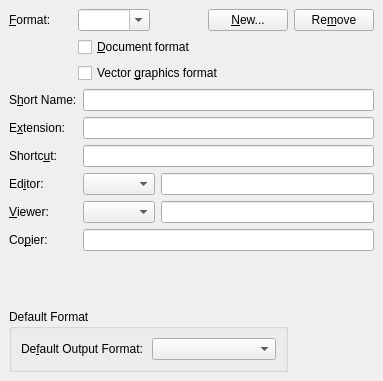
cburschka/lyx, file src/frontends/qt4/ui/PrefFileformatsUi.ui: the form before one commit.
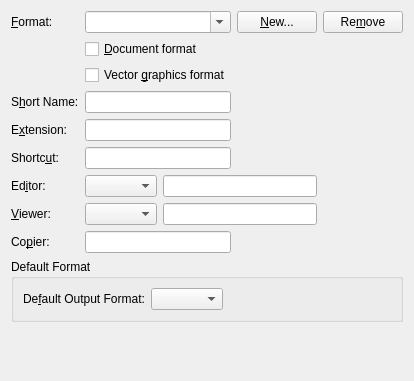
The form after the commit.

```diff
--- a/src/frontends/qt4/ui/PrefFileformatsUi.ui
+++ b/src/frontends/qt4/ui/PrefFileformatsUi.ui
@@ -12,70 +12,64 @@
   <property name="windowTitle" >
    <string/>
   </property>
-  <layout class="QGridLayout" >
-   <property name="margin" >
-    <number>9</number>
-   </property>
-   <property name="spacing" >
-    <number>6</number>
-   </property>
-   <item row="4" column="1" >
-    <spacer>
-     <property name="orientation" >
-      <enum>Qt::Vertical</enum>
+  <layout class="QGridLayout" name="gridLayout">
+   <item row="0" column="0">
+    <widget class="QLabel" name="formatsLA">
+     <property name="text">
+      <string>&amp;Format:</string>
+     </property>
+     <property name="buddy">
+      <cstring>formatsCB</cstring>
+     </property>
+    </widget>
+   </item>
+   <item row="0" column="1" colspan="2">
+    <widget class="QComboBox" name="formatsCB">
+     <property name="editable">
+      <bool>true</bool>
      </property>
-     <property name="sizeHint" >
-      <size>
-       <width>124</width>
-       <height>21</height>
-      </size>
+     <property name="maxVisibleItems">
+      <number>20</number>
      </property>
-    </spacer>
-   </item>
-   <item row="3" column="0" colspan="4" >
-    <layout class="QGridLayout" >
-     <property name="margin" >
-      <number>0</number>
+     <property name="insertPolicy">
+      <enum>QComboBox::InsertAtCurrent</enum>
      </property>
-     <property name="spacing" >
-      <number>6</number>
+     <property name="minimumContentsLength">
+      <number>1</number>
      </property>
-     <item row="1" column="1" >
-      <widget class="QLineEdit" name="extensionED" />
-     </item>
-     <item row="3" column="0" >
-      <widget class="QLabel" name="editorLA" >
-       <property name="text" >
-        <string>Ed&amp;itor:</string>
-       </property>
-       <property name="buddy" >
-        <cstring>editorCO</cstring>
+    </widget>
+   </item>
+   <item row="0" column="3">
+    <widget class="QPushButton" name="formatNewPB">
+     <property name="text">
+      <string>&amp;New...</string>
+     </property>
+    </widget>
+   </item>
+   <item row="0" column="4">
+    <widget class="QPushButton" name="formatRemovePB">
+     <property name="text">
+      <string>Re&amp;move</string>
        </property>
       </widget>
      </item>
-     <item row="5" column="0" >
-      <widget class="QLabel" name="label" >
-       <property name="text" >
-        <string>Co&amp;pier:</string>
-       </property>
-       <property name="buddy" >
-        <cstring>copierED</cstring>
-       </property>
-      </widget>
-     </item>
-     <item row="2" column="0" >
-      <widget class="QLabel" name="shortcutLA" >
-       <property name="text" >
-        <string>Shortc&amp;ut:</string>
-       </property>
-       <property name="buddy" >
-        <cstring>shortcutED</cstring>
-       </property>
-      </widget>
-     </item>
-     <item row="0" column="0" >
-      <widget class="QLabel" name="formatLA" >
-       <property name="text" >
+   <item row="1" column="1" colspan="2">
+    <widget class="QCheckBox" name="documentCB">
+     <property name="text">
+      <string>&amp;Document format</string>
+     </property>
+    </widget>
+   </item>
+   <item row="2" column="1" colspan="2">
+    <widget class="QCheckBox" name="vectorCB">
+     <property name="text">
+      <string>Vector &amp;graphics format</string>
+     </property>
+    </widget>
+   </item>
+   <item row="3" column="0">
+    <widget class="QLabel" name="formatLA">
+     <property name="text">
         <string>S&amp;hort Name:</string>
        </property>
        <property name="buddy" >
@@ -83,25 +77,12 @@
        </property>
       </widget>
      </item>
-     <item row="2" column="1" >
-      <widget class="QLineEdit" name="shortcutED" />
-     </item>
-     <item row="5" column="1" >
-      <widget class="QLineEdit" name="copierED" />
-     </item>
-     <item row="4" column="0" >
-      <widget class="QLabel" name="viewerLA" >
-       <property name="text" >
-        <string>&amp;Viewer:</string>
-       </property>
-       <property name="buddy" >
-        <cstring>viewerCO</cstring>
-       </property>
-      </widget>
-     </item>
-     <item row="1" column="0" >
-      <widget class="QLabel" name="extensionLA" >
-       <property name="text" >
+   <item row="3" column="1" colspan="2">
+    <widget class="QLineEdit" name="formatED"/>
+   </item>
+   <item row="4" column="0">
+    <widget class="QLabel" name="extensionLA">
+     <property name="text">
         <string>E&amp;xtension:</string>
        </property>
        <property name="buddy" >
@@ -109,54 +90,78 @@
        </property>
       </widget>
      </item>
-     <item row="4" column="1" >
-      <layout class="QHBoxLayout" >
-       <property name="margin" >
-        <number>0</number>
-       </property>
-       <property name="spacing" >
-        <number>6</number>
-       </property>
-       <item>
-        <widget class="QComboBox" name="viewerCO" >
-         <property name="sizeAdjustPolicy" >
-          <enum>QComboBox::AdjustToContents</enum>
-         </property>
-        </widget>
-       </item>
-       <item>
-        <widget class="QLineEdit" name="viewerED" />
-       </item>
-      </layout>
-     </item>
-     <item row="0" column="1" >
-      <widget class="QLineEdit" name="formatED" />
-     </item>
-     <item row="3" column="1" >
-      <layout class="QHBoxLayout" >
-       <property name="margin" >
-        <number>0</number>
-       </property>
-       <property name="spacing" >
-        <number>6</number>
-       </property>
-       <item>
-        <widget class="QComboBox" name="editorCO" >
-         <property name="sizeAdjustPolicy" >
+   <item row="4" column="1" colspan="2">
+    <widget class="QLineEdit" name="extensionED"/>
+   </item>
+   <item row="5" column="0">
+    <widget class="QLabel" name="shortcutLA">
+     <property name="text">
+      <string>Shortc&amp;ut:</string>
+     </property>
+     <property name="buddy">
+      <cstring>shortcutED</cstring>
+     </property>
+    </widget>
+   </item>
+   <item row="5" column="1" colspan="2">
+    <widget class="QLineEdit" name="shortcutED"/>
+   </item>
+   <item row="6" column="0">
+    <widget class="QLabel" name="editorLA">
+     <property name="text">
+      <string>Ed&amp;itor:</string>
+     </property>
+     <property name="buddy">
+      <cstring>editorCO</cstring>
+     </property>
+    </widget>
+   </item>
+   <item row="6" column="1">
+    <widget class="QComboBox" name="editorCO">
+     <property name="sizeAdjustPolicy">
+      <enum>QComboBox::AdjustToContents</enum>
+     </property>
+    </widget>
+   </item>
+   <item row="6" column="2" colspan="2">
+    <widget class="QLineEdit" name="editorED"/>
+   </item>
+   <item row="7" column="0">
+    <widget class="QLabel" name="viewerLA">
+     <property name="text">
+      <string>&amp;Viewer:</string>
+     </property>
+     <property name="buddy">
+      <cstring>viewerCO</cstring>
+     </property>
+    </widget>
+   </item>
+   <item row="7" column="1">
+    <widget class="QComboBox" name="viewerCO">
+     <property name="sizeAdjustPolicy">
           <enum>QComboBox::AdjustToContents</enum>
          </property>
         </widget>
        </item>
-       <item>
-        <widget class="QLineEdit" name="editorED" />
-       </item>
-      </layout>
-     </item>
-    </layout>
+   <item row="7" column="2" colspan="2">
+    <widget class="QLineEdit" name="viewerED"/>
+   </item>
+   <item row="8" column="0">
+    <widget class="QLabel" name="label">
+     <property name="text">
+      <string>Co&amp;pier:</string>
+     </property>
+     <property name="buddy">
+      <cstring>copierED</cstring>
+     </property>
+    </widget>
+   </item>
+   <item row="8" column="1" colspan="2">
+    <widget class="QLineEdit" name="copierED"/>
    </item>
-   <item row="5" column="0" colspan="3" >
-    <widget class="QGroupBox" name="defaultFormatGB" >
-     <property name="toolTip" >
+   <item row="9" column="0" colspan="5">
+    <widget class="QGroupBox" name="defaultFormatGB">
+     <property name="toolTip">
       <string>Specify the default output format when using (PDF)LaTeX</string>
      </property>
      <property name="title" >
@@ -165,16 +170,10 @@
      <property name="flat" >
       <bool>true</bool>
      </property>
-     <layout class="QGridLayout" >
-      <property name="margin" >
-       <number>9</number>
-      </property>
-      <property name="spacing" >
-       <number>6</number>
-      </property>
-      <item row="0" column="0" >
-       <widget class="QLabel" name="defaultFormatLA" >
-        <property name="text" >
+     <layout class="QHBoxLayout" name="horizontalLayout">
+      <item>
+       <widget class="QLabel" name="defaultFormatLA">
+        <property name="text">
          <string>De&amp;fault Output Format:</string>
         </property>
         <property name="buddy" >
@@ -182,73 +181,37 @@
         </property>
        </widget>
       </item>
-      <item row="0" column="1" >
-       <widget class="QComboBox" name="defaultFormatCB" />
+      <item>
+       <widget class="QComboBox" name="defaultFormatCB"/>
+      </item>
+      <item>
+       <spacer name="horizontalSpacer">
+        <property name="orientation">
+         <enum>Qt::Horizontal</enum>
+        </property>
+        <property name="sizeHint" stdset="0">
+         <size>
+          <width>148</width>
+          <height>20</height>
+         </size>
+        </property>
+       </spacer>
       </item>
      </layout>
     </widget>
    </item>
-   <item row="2" column="1" colspan="2" >
-    <widget class="QCheckBox" name="vectorCB" >
-     <property name="text" >
-      <string>Vector &amp;graphics format</string>
+   <item row="10" column="1" colspan="2">
+    <spacer>
+     <property name="orientation">
+      <enum>Qt::Vertical</enum>
      </property>
-    </widget>
-   </item>
-   <item row="1" column="1" colspan="2" >
-    <widget class="QCheckBox" name="documentCB" >
-     <property name="text" >
-      <string>&amp;Document format</string>
+     <property name="sizeHint" stdset="0">
+      <size>
+       <width>124</width>
+       <height>21</height>
+      </size>
      </property>
-    </widget>
-   </item>
-   <item row="0" column="3" >
-    <widget class="QPushButton" name="formatRemovePB" >
-     <property name="text" >
-      <string>Re&amp;move</string>
-     </property>
-    </widget>
-   </item>
-   <item row="0" column="2" >
-    <widget class="QPushButton" name="formatNewPB" >
-     <property name="text" >
-      <string>&amp;New...</string>
-     </property>
-    </widget>
-   </item>
-   <item row="0" column="1" >
-    <widget class="QComboBox" name="formatsCB" >
-     <property name="sizePolicy" >
-      <sizepolicy>
-       <hsizetype>0</hsizetype>
-       <vsizetype>0</vsizetype>
-       <horstretch>0</horstretch>
-       <verstretch>0</verstretch>
-      </sizepolicy>
-     </property>
-     <property name="editable" >
-      <bool>true</bool>
-     </property>
-     <property name="maxVisibleItems" >
-      <number>20</number>
-     </property>
-     <property name="insertPolicy" >
-      <enum>QComboBox::InsertAtCurrent</enum>
-     </property>
-     <property name="minimumContentsLength" >
-      <number>1</number>
-     </property>
-    </widget>
-   </item>
-   <item row="0" column="0" >
-    <widget class="QLabel" name="formatsLA" >
-     <property name="text" >
-      <string>&amp;Format:</string>
-     </property>
-     <property name="buddy" >
-      <cstring>formatsCB</cstring>
-     </property>
-    </widget>
+    </spacer>
    </item>
   </layout>
  </widget>
```
Left out of the diff: 20 changed lines with no effect on the pictures. Lines whose indentation alone changed are shown as unchanged.
